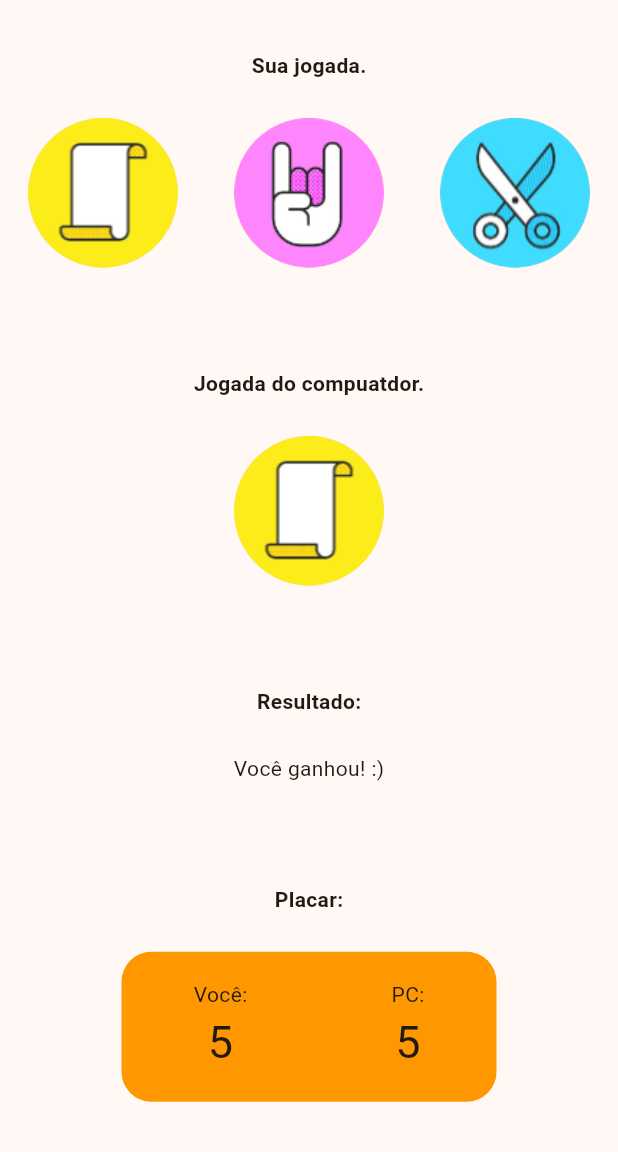
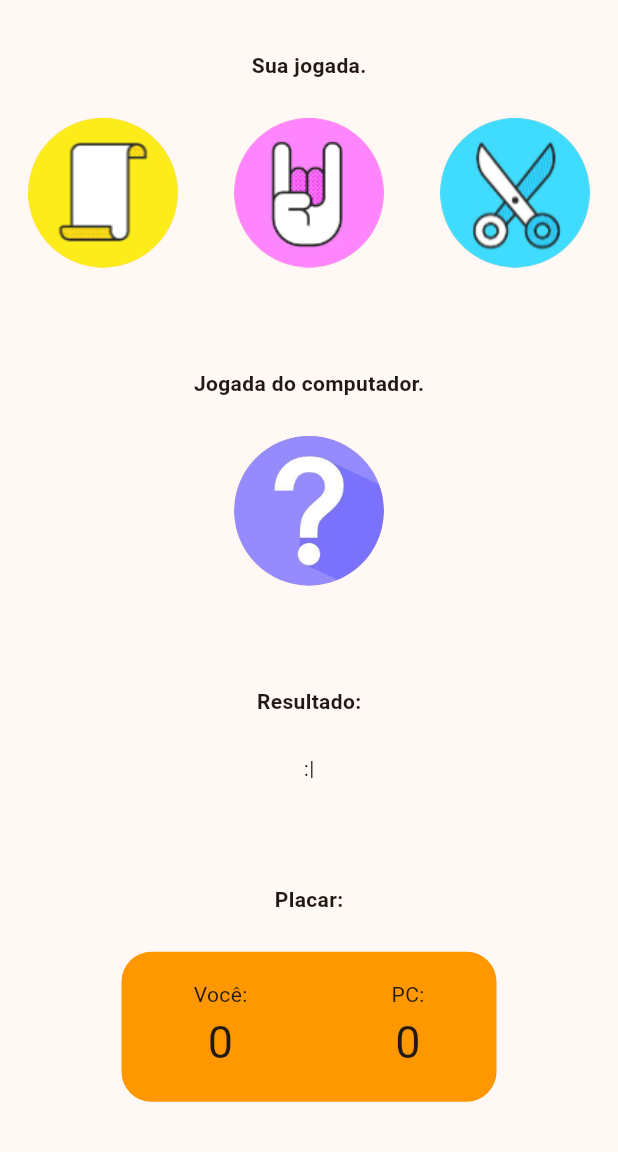
Before and after one commit to Madson-Carvalho/Pedra-Papel-Tesoura-Mobile, a Flutter app: the screen it shows after launch, on a phone screen of 412 x 824 dp, the part 84-1236 px from its top. Run offline on Flutter 3.47's test engine with Material 3 defaults, Android fonts, the phone set to English and light mode, and no system bars.

Commit message:
Adicionado a lógica do jogo

```diff
--- a/lib/views/home_page.dart
+++ b/lib/views/home_page.dart
@@ -1,3 +1,5 @@
+import 'dart:math';
+
 import 'package:desafio/widgets/circle_avatar_radius_50.dart';
 import 'package:desafio/widgets/row_space_around.dart';
 import 'package:desafio/widgets/score.dart';
@@ -12,6 +14,11 @@ class HomePage extends StatefulWidget {
 }
 
 class _MyHomePageState extends State<HomePage> {
+  int playerScore = 0;
+  int computerScore = 0;
+  String imagePath = "assets/images/interrogacao.png";
+  String playMessage = ":|";
+
   @override
   Widget build(BuildContext context) {
     return Scaffold(
@@ -19,38 +26,40 @@ class _MyHomePageState extends State<HomePage> {
         backgroundColor: Theme.of(context).colorScheme.inversePrimary,
         title: const Center(child: Text("Pedra, Papel, Tesoura")),
       ),
-        body: PageView(
-          children: [
-            Column(
-              mainAxisAlignment: MainAxisAlignment.spaceAround,
-              children: [
-                const Column(
-                  children: [
-                    CustomTitle(title: "Sua jogada."),
-                    RowSpaceAround(
-                      children: [
-                        CircleAvatarRadius50(
-                            imagePath: "assets/images/papel.png"),
-                        CircleAvatarRadius50(
-                            imagePath: "assets/images/pedra.png"),
-                        CircleAvatarRadius50(
+      body: PageView(children: [
+        Column(mainAxisAlignment: MainAxisAlignment.spaceAround, children: [
+          Column(children: [
+            const CustomTitle(title: "Sua jogada."),
+            RowSpaceAround(children: [
+              GestureDetector(
+                  onTap: () {
+                    playGame("paper");
+                  },
+                  child: const CircleAvatarRadius50(
+                      imagePath: "assets/images/papel.png")),
+              GestureDetector(
+                  onTap: () {
+                    playGame("rock");
+                  },
+                  child: const CircleAvatarRadius50(
+                      imagePath: "assets/images/pedra.png")),
+              GestureDetector(
+                onTap: () {
+                  playGame("scissors");
+                },
+                child: const CircleAvatarRadius50(
                     imagePath: "assets/images/tesoura.png"),
-                      ],
-                    )
-                  ],
               ),
-                const Column(
-                  children: [
-                    CustomTitle(title: "Jogada do compuatdor."),
-                    CircleAvatarRadius50(imagePath: "assets/images/papel.png"),
-                  ],
-                ),
-                const Column(
-                  children: [
-                    CustomTitle(title: "Resultado:"),
-                    Text("Você ganhou! :)")
-                  ],
-                ),
+            ]),
+          ]),
+          Column(children: [
+            const CustomTitle(title: "Jogada do computador."),
+            CircleAvatarRadius50(imagePath: imagePath),
+          ]),
+          Column(children: [
+            const CustomTitle(title: "Resultado:"),
+            Text(playMessage)
+          ]),
           Column(children: [
             const CustomTitle(title: "Placar:"),
             Container(
@@ -59,16 +68,78 @@ class _MyHomePageState extends State<HomePage> {
               decoration: BoxDecoration(
                   color: Colors.orange,
                   borderRadius: BorderRadius.circular(20)),
-                      child: const RowSpaceAround(
-                        children: [
-                          Score(player: "Você:", score: 5),
-                          Score(player: "PC:", score: 5),
-                        ],
-                      ))
+              child: RowSpaceAround(children: [
+                Score(player: "Você:", score: playerScore),
+                Score(player: "PC:", score: computerScore),
+              ]),
+            )
           ])
-              ],
-            ),
-          ],
-        ));
+        ]),
+      ]),
+    );
+  }
+
+  void playGame(String playerOption) {
+    final String computerPlay = this.computerPlay();
+
+    if (playerOption == computerPlay) {
+      setState(() {
+        playMessage = "Empatou... :|";
+      });
+    } else if (playerOption == "rock" && computerPlay == "paper") {
+      setState(() {
+        playMessage = "Você perdeu!! :(";
+        computerScore += 1;
+      });
+    } else if (playerOption == "rock" && computerPlay == "scissors") {
+      setState(() {
+        playMessage = "Você ganhou!! :)";
+        playerScore += 1;
+      });
+    } else if (playerOption == "paper" && computerPlay == "scissors") {
+      setState(() {
+        playMessage = "Você perdeu!! :(";
+        computerScore += 1;
+      });
+    } else if (playerOption == "paper" && computerPlay == "rock") {
+      setState(() {
+        playMessage = "Você ganhou!! :)";
+        playerScore += 1;
+      });
+    } else if (playerOption == "scissors" && computerPlay == "paper") {
+      setState(() {
+        playMessage = "Você ganhou!! :)";
+        playerScore += 1;
+      });
+    } else if (playerOption == "scissors" && computerPlay == "rock") {
+      setState(() {
+        playMessage = "Você perdeu!! :(";
+        computerScore += 1;
+      });
     }
   }
+
+  String computerPlay() {
+    final int playNumber = Random().nextInt(3);
+
+    switch (playNumber) {
+      case 0:
+        setState(() {
+          imagePath = "assets/images/pedra.png";
+        });
+        return "rock";
+      case 1:
+        setState(() {
+          imagePath = "assets/images/papel.png";
+        });
+        return "paper";
+      case 2:
+        setState(() {
+          imagePath = "assets/images/tesoura.png";
+        });
+        return "scissors";
+      default:
+        return "";
+    }
+  }
+}
--- a/pubspec.yaml
+++ b/pubspec.yaml
@@ -63,6 +63,7 @@ flutter:
     - assets/images/papel.png
     - assets/images/pedra.png
     - assets/images/tesoura.png
+    - assets/images/interrogacao.png
 
   # An image asset can refer to one or more resolution-specific "variants", see
   # https://flutter.dev/to/resolution-aware-images
```
Also changed, not shown: assets/images/interrogacao.png (added). Lines whose indentation alone changed are shown as unchanged.
